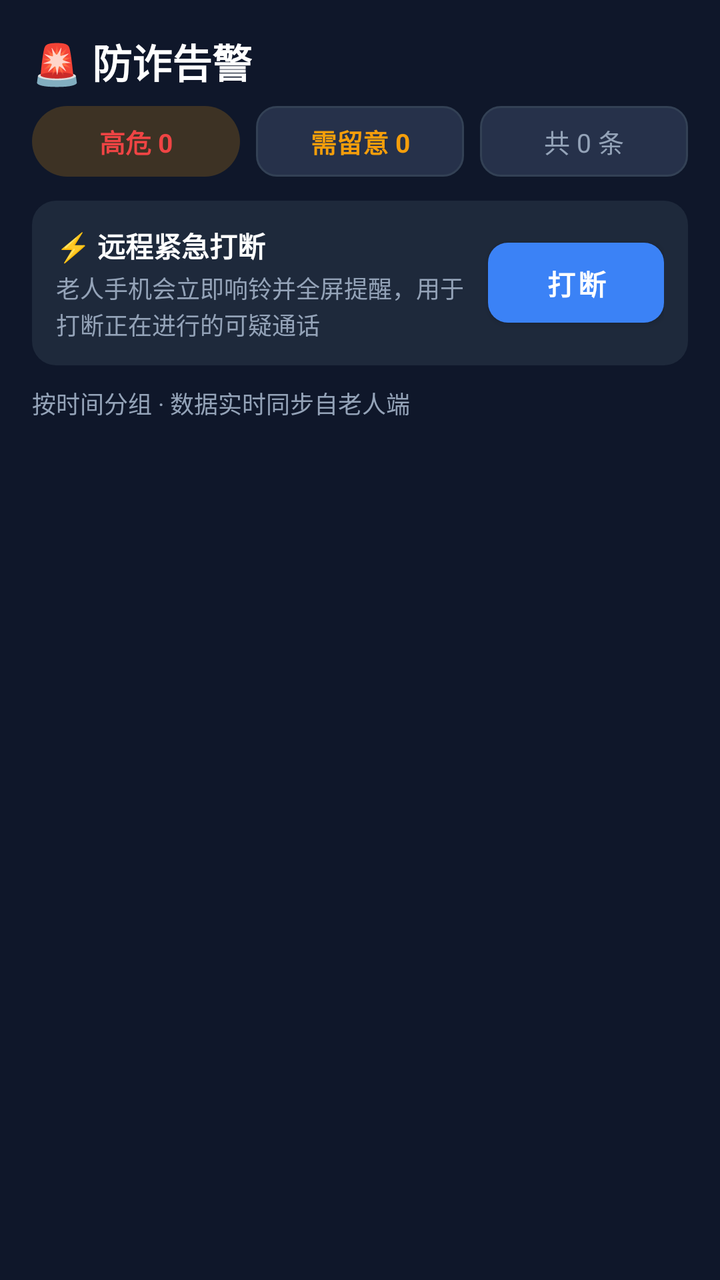
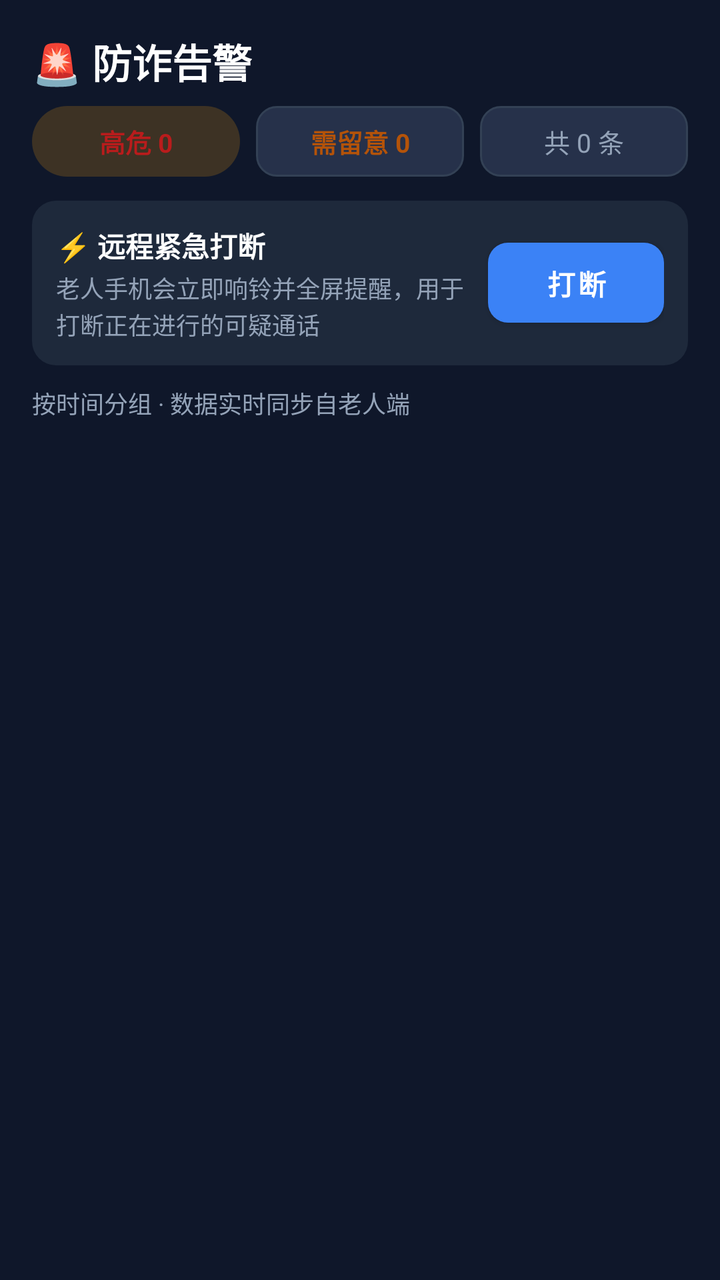

The first picture is an Android layout as it rendered before a commit; the second is the same layout after the commit. The layout source and the unified diff follow.
<!-- AndroidManifest.xml: application theme Theme.AntiFraudGuard -->
<!-- res/layout/fragment_family_alerts.xml -->
<?xml version="1.0" encoding="utf-8"?>
<LinearLayout xmlns:android="http://schemas.android.com/apk/res/android"
    android:layout_width="match_parent"
    android:layout_height="match_parent"
    android:background="?attr/appBg"
    android:orientation="vertical"
    android:padding="16dp">

    <TextView
        android:layout_width="wrap_content"
        android:layout_height="wrap_content"
        android:text="🚨 防诈告警"
        android:textColor="?attr/appText"
        android:textSize="20sp"
        android:textStyle="bold" />

    
    <LinearLayout
        android:layout_width="match_parent"
        android:layout_height="wrap_content"
        android:layout_marginTop="8dp"
        android:orientation="horizontal">

        <TextView
            android:id="@+id/tv_count_high"
            android:layout_width="0dp"
            android:layout_height="wrap_content"
            android:layout_weight="1"
            android:background="@drawable/bg_pill_alert"
            android:gravity="center"
            android:paddingVertical="8dp"
            android:text="高危 0"
            android:textColor="#EF4444"
            android:textSize="13sp"
            android:textStyle="bold" />

        <TextView
            android:id="@+id/tv_count_mid"
            android:layout_width="0dp"
            android:layout_height="wrap_content"
            android:layout_marginStart="8dp"
            android:layout_weight="1"
            android:background="@drawable/bg_meta_box"
            android:gravity="center"
            android:paddingVertical="8dp"
            android:text="需留意 0"
            android:textColor="#F59E0B"
            android:textSize="13sp"
            android:textStyle="bold" />

        <TextView
            android:id="@+id/tv_count_total"
            android:layout_width="0dp"
            android:layout_height="wrap_content"
            android:layout_marginStart="8dp"
            android:layout_weight="1"
            android:background="@drawable/bg_meta_box"
            android:gravity="center"
            android:paddingVertical="8dp"
            android:text="共 0 条"
            android:textColor="?attr/appTextDim"
            android:textSize="13sp" />
    </LinearLayout>

    
    <LinearLayout
        android:layout_width="match_parent"
        android:layout_height="wrap_content"
        android:layout_marginTop="12dp"
        android:background="@drawable/bg_card"
        android:gravity="center_vertical"
        android:orientation="horizontal"
        android:padding="12dp">

        <LinearLayout
            android:layout_width="0dp"
            android:layout_height="wrap_content"
            android:layout_weight="1"
            android:orientation="vertical">

            <TextView
                android:layout_width="match_parent"
                android:layout_height="wrap_content"
                android:text="⚡ 远程紧急打断"
                android:textColor="?attr/appText"
                android:textSize="14sp"
                android:textStyle="bold" />

            <TextView
                android:layout_width="match_parent"
                android:layout_height="wrap_content"
                android:layout_marginTop="2dp"
                android:text="老人手机会立即响铃并全屏提醒，用于打断正在进行的可疑通话"
                android:textColor="?attr/appTextDim"
                android:textSize="12sp"
                android:lineSpacingExtra="1dp" />
        </LinearLayout>

        <Button
            android:id="@+id/btn_interrupt"
            android:layout_width="wrap_content"
            android:layout_height="40dp"
            android:layout_marginStart="10dp"
            android:background="@drawable/bg_btn_danger"
            android:paddingHorizontal="16dp"
            android:text="打断"
            android:textColor="#FFFFFF"
            android:textSize="14sp"
            android:textStyle="bold" />
    </LinearLayout>

    <TextView
        android:id="@+id/tv_alerts_summary"
        android:layout_width="wrap_content"
        android:layout_height="wrap_content"
        android:layout_marginTop="10dp"
        android:text="按时间分组 · 数据实时同步自老人端"
        android:textColor="?attr/appTextDim"
        android:textSize="12sp" />

    <TextView
        android:id="@+id/tv_alerts_empty"
        android:layout_width="match_parent"
        android:layout_height="wrap_content"
        android:layout_marginTop="40dp"
        android:gravity="center"
        android:text="暂无风险事件\n绑定老人后，这里会实时展示风险动态"
        android:textColor="?attr/appTextDim"
        android:textSize="14sp"
        android:visibility="gone" />

    <ListView
        android:id="@+id/lv_alert_events"
        android:layout_width="match_parent"
        android:layout_height="match_parent"
        android:layout_marginTop="8dp"
        android:divider="@null"
        android:dividerHeight="8dp" />

</LinearLayout>
<!-- resources referenced by this layout -->
<resources>
  <!-- drawable bg_btn_danger (drawable) -->
  <?xml version="1.0" encoding="utf-8"?>
  <shape xmlns:android="http://schemas.android.com/apk/res/android" android:shape="rectangle">
      <solid android:color="#EF4444" />
      <corners android:radius="10dp" />
  </shape>
  <!-- drawable bg_card (drawable) -->
  <?xml version="1.0" encoding="utf-8"?>
  <shape xmlns:android="http://schemas.android.com/apk/res/android" android:shape="rectangle">
      <solid android:color="?attr/appCard" />
      <corners android:radius="12dp" />
  </shape>
  <!-- drawable bg_meta_box (drawable) -->
  <?xml version="1.0" encoding="utf-8"?>
  <shape xmlns:android="http://schemas.android.com/apk/res/android" android:shape="rectangle">
      <solid android:color="?attr/appCardAlt" />
      <stroke android:width="1dp" android:color="?attr/appDivider" />
      <corners android:radius="10dp" />
  </shape>
  <!-- drawable bg_pill_alert (drawable) -->
  <?xml version="1.0" encoding="utf-8"?>
  <shape xmlns:android="http://schemas.android.com/apk/res/android" android:shape="rectangle">
      <solid android:color="#33F59E0B" />
      <corners android:radius="999dp" />
  </shape>
  <style name="Theme.AntiFraudGuard" parent="Theme.MaterialComponents.NoActionBar">
          
          <item name="colorPrimary">@color/blue_500</item>
          <item name="colorPrimaryVariant">@color/blue_700</item>
          <item name="colorOnPrimary">@color/white</item>
          
          <item name="colorSecondary">@color/emerald_500</item>
          <item name="colorSecondaryVariant">@color/emerald_700</item>
          <item name="colorOnSecondary">@color/white</item>
  
          <item name="appBg">#0F172A</item>
          <item name="appCard">#1E293B</item>
          <item name="appCardAlt">#26314A</item>
          <item name="appText">#FFFFFF</item>
          <item name="appTextDim">#94A3B8</item>
          <item name="appDivider">#334155</item>
          <item name="appInputBg">#26314A</item>
          <item name="appInputText">#FFFFFF</item>
  
          
          <item name="appDangerBgSoft">#3F1A1E</item>
          <item name="appWarnBgSoft">#3A2E12</item>
          <item name="appWarnTextStrong">#FCD34D</item>
          <item name="appWarnTextDim">#D4B36A</item>
          <item name="appDangerTextStrong">#FCA5A5</item>
          <item name="appDangerTextDim">#DCA9A9</item>
  
          
          <item name="android:statusBarColor">#0F172A</item>
          <item name="android:windowBackground">#0F172A</item>
          <item name="android:navigationBarColor">#0F172A</item>
      </style>
  <color name="blue_500">#3B82F6</color>
  <color name="blue_700">#1D4ED8</color>
  <color name="white">#FFFFFFFF</color>
  <color name="emerald_500">#10B981</color>
  <color name="emerald_700">#047857</color>
</resources>

<!-- the commit's change to res/layout/fragment_family_alerts.xml (unified diff, before → after) -->
@@ -30,7 +30,7 @@
             android:gravity="center"
             android:paddingVertical="8dp"
             android:text="高危 0"
-            android:textColor="#EF4444"
+            android:textColor="@color/c_accent_red"
             android:textSize="13sp"
             android:textStyle="bold" />
 
@@ -44,7 +44,7 @@
             android:gravity="center"
             android:paddingVertical="8dp"
             android:text="需留意 0"
-            android:textColor="#F59E0B"
+            android:textColor="@color/c_accent_amber"
             android:textSize="13sp"
             android:textStyle="bold" />
 
